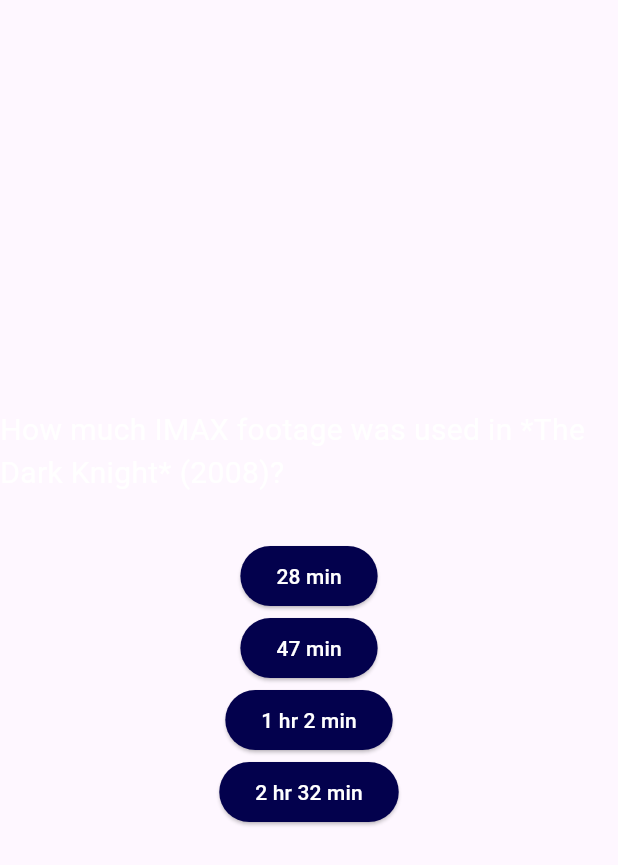
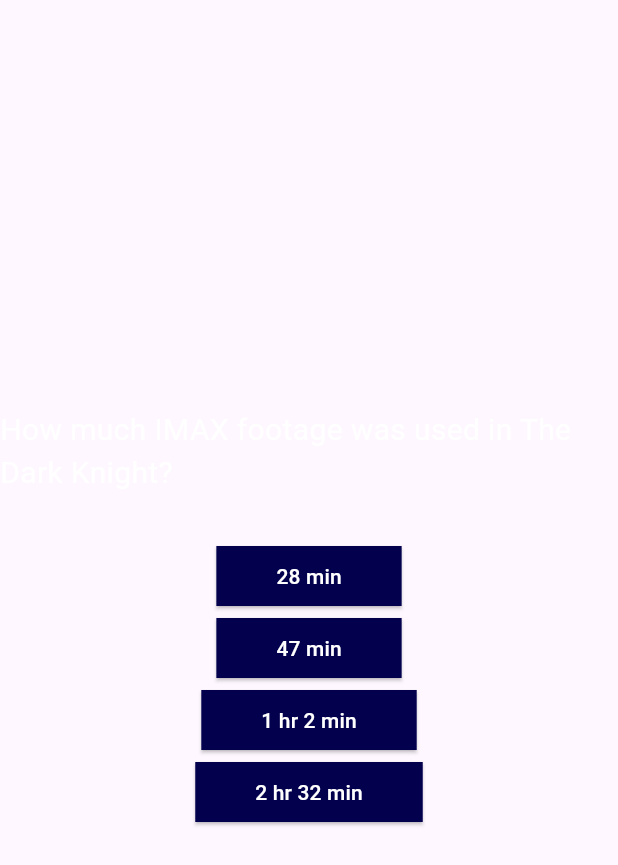
Before and after one commit to luge21/my_app, a Flutter app: the QuestionsScreen widget shown alone on an empty page, opened directly, on a phone screen of 412 x 824 dp. Shown: the top 865 px of the screen. Run offline on Flutter 3.47's test engine with Material 3 defaults, Android fonts, the phone set to English and light mode, and no system bars.

Commit message:
updated main, questions and imported quiz logo

```diff
--- a/lib/answer_button.dart
+++ b/lib/answer_button.dart
@@ -17,6 +17,11 @@ class AnswerButton extends StatelessWidget {
       style: ElevatedButton.styleFrom(
         backgroundColor: const Color.fromARGB(255, 3, 1, 77),
         foregroundColor: Colors.white,
+        padding: const EdgeInsets.symmetric(
+          vertical: 10,
+          horizontal: 40,
+        ),
+        shape: const BeveledRectangleBorder(),
       ),
       child: Text(answerText),
     );
--- a/lib/data/questions.dart
+++ b/lib/data/questions.dart
@@ -3,7 +3,7 @@ import 'package:my_app/models/quiz_question.dart';
 const questions = [
   // Q1 → correct = option 1
   QuizQuestion(
-    "How much IMAX footage was used in *The Dark Knight* (2008)?",
+    "How much IMAX footage was used in The Dark Knight?",
     [
       "28 min",
       "47 min",
@@ -23,22 +23,12 @@ const questions = [
   ),
 
   QuizQuestion(
-    "In *Mission: Impossible Fallout*, Tom Cruise performed which real stunt?",
+    "In Mission: Impossible Fallout, Tom Cruise performed which stunt?",
     [
       "Motorcycle backflip",
       "Fighter jet flight",
       "Halo jump",
       "Free solo climb El Capitan",
-    ],
-  ),
-
-  QuizQuestion(
-    "Which movie stunned audiences with groundbreaking 3D and CGI visuals in 2009?",
-    [
-      "The Matrix Reloaded",
-      "Inception",
-      "Transformers",
-      "Avatar",
     ],
   ),
 
--- a/lib/main.dart
+++ b/lib/main.dart
@@ -1,12 +1,8 @@
 import 'package:flutter/material.dart';
-import 'package:my_app/gradient_container.dart';
+import 'package:my_app/quiz.dart';
 
 void main() {
   runApp(
-    const MaterialApp(
-      home: Scaffold(
-        body: GradientContainer(),
-      ),
-    ),
+    const Quiz(),
   );
 }
--- a/lib/questions_screen.dart
+++ b/lib/questions_screen.dart
@@ -12,11 +12,9 @@ class QuestionsScreen extends StatefulWidget {
 }
 
 class _QuestionsScreenState extends State<QuestionsScreen> {
-  var currentQuestionIndex = 0;
-
   @override
   Widget build(BuildContext context) {
-    final currentQuestion = questions[currentQuestionIndex];
+    final currentQuestion = questions[0];
 
     return SizedBox(
       width: double.infinity,
@@ -31,22 +29,12 @@ class _QuestionsScreenState extends State<QuestionsScreen> {
             ),
           ),
           const SizedBox(height: 30),
-          AnswerButton(
-            answerText: currentQuestion.answers[0],
-            onTap: () {},
-          ),
-          AnswerButton(
-            answerText: currentQuestion.answers[1],
-            onTap: () {},
-          ),
-          AnswerButton(
-            answerText: currentQuestion.answers[2],
-            onTap: () {},
-          ),
-          AnswerButton(
-            answerText: currentQuestion.answers[3],
-            onTap: () {},
-          ),
+          ...currentQuestion.answers.map((item) {
+            return AnswerButton(
+              answerText: item,
+              onTap: () {},
+            );
+          }),
         ],
       ),
     );
--- a/pubspec.yaml
+++ b/pubspec.yaml
@@ -59,8 +59,7 @@ flutter:
 
   # To add assets to your application, add an assets section, like this:
   assets:
-  - assets/images/
-
+    - assets/images/
 
   # An image asset can refer to one or more resolution-specific "variants", see
   # https://flutter.dev/to/resolution-aware-images
```
Also changed, not shown: assets/images/quiz-logo.png (added).
